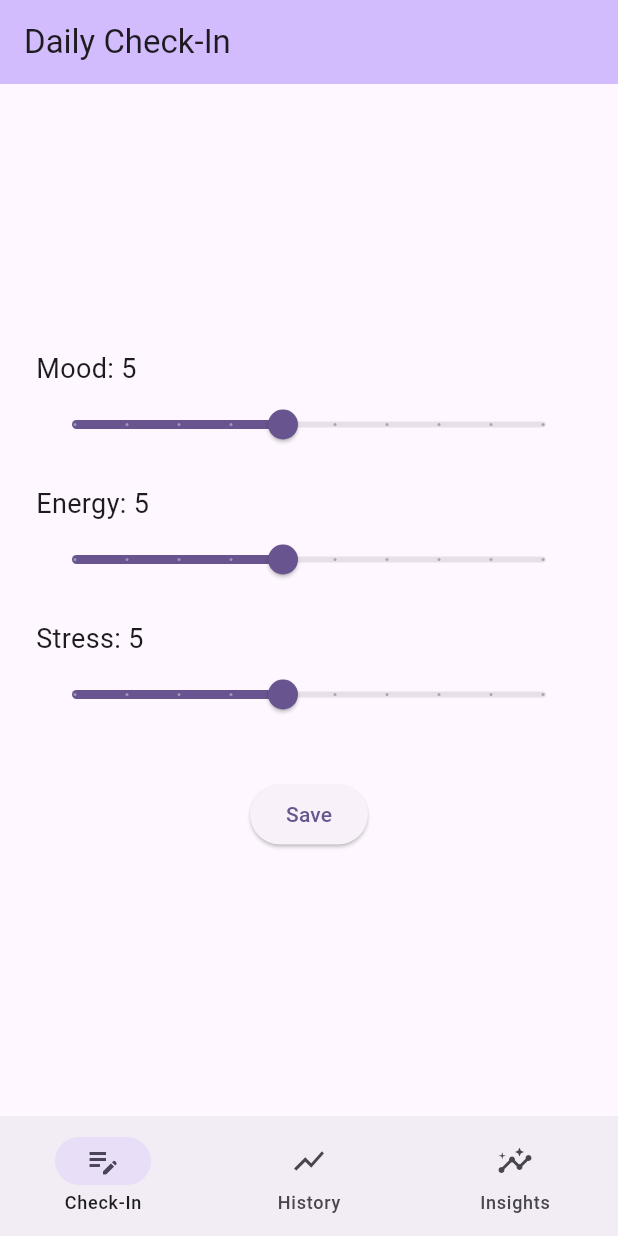
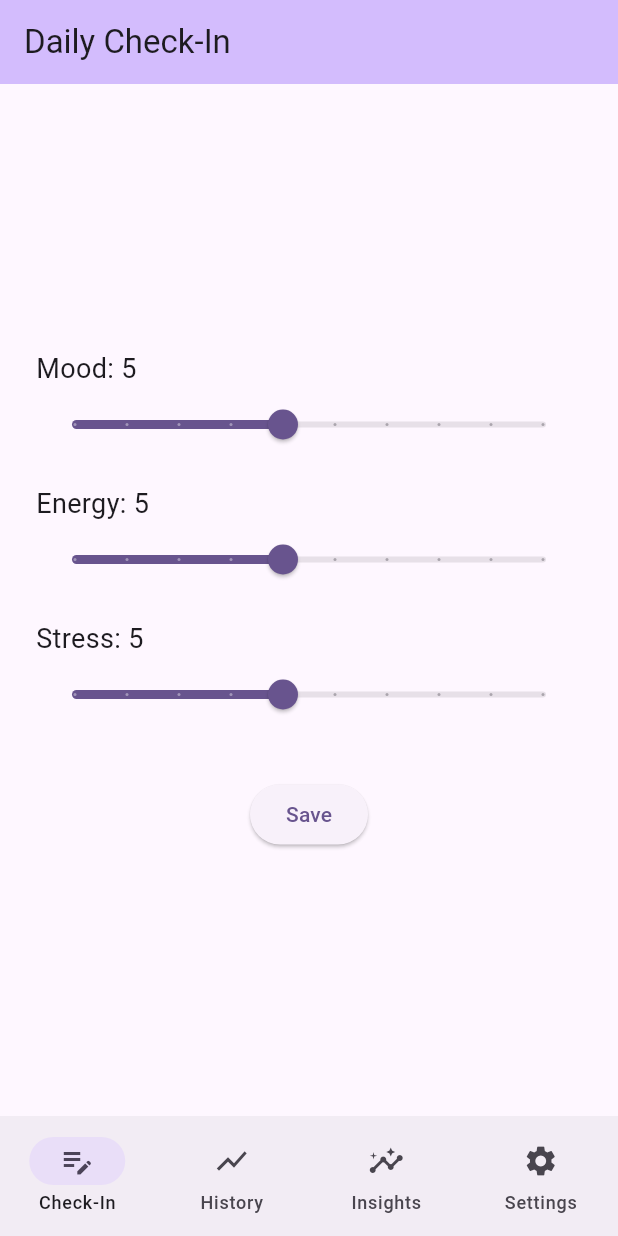
Before and after one commit to ericanamangillan-bit/HealthWise, a Flutter app: the screen it shows after launch, after a tap on "Get Started", on a phone screen of 412 x 824 dp. Run offline on Flutter 3.47's test engine with Material 3 defaults, Android fonts, the phone set to English and light mode, and no system bars; our stand-ins replace fl_chart, hive_flutter; accounts and stored records are empty.

Commit message:
Cleaning up and name/icon

```diff
--- a/lib/history_page.dart
+++ b/lib/history_page.dart
@@ -31,10 +31,6 @@ class HistoryPage extends StatelessWidget {
               (a, b) => (a['date'] as String).compareTo(b['date'] as String),
             );
 
-          if (entries.isEmpty) {
-            return const Center(child: Text('No check-ins yet'));
-          }
-
           final moodSpots = <FlSpot>[];
           final energySpots = <FlSpot>[];
           final stressSpots = <FlSpot>[];
@@ -60,6 +56,16 @@ class HistoryPage extends StatelessWidget {
             energySpots.add(FlSpot(x, energy.toDouble()));
             stressSpots.add(FlSpot(x, stress.toDouble()));
             x += 1;
+          }
+
+          // Checked here, after filtering, rather than on the raw entries
+          // list above: a device could have check-ins saved (entries is
+          // non-empty) that are all missing mood/energy/stress — e.g. old
+          // check-ins from before Stress replaced Tiredness — which would
+          // otherwise fall through and render three empty, unlabelled
+          // charts instead of this message.
+          if (moodSpots.isEmpty) {
+            return const Center(child: Text('No check-ins yet'));
           }
 
           return ListView(
@@ -115,11 +121,21 @@ class _ChartCard extends StatelessWidget {
               minY: 1,
               maxY: 10,
               titlesData: const FlTitlesData(
-                topTitles: AxisTitles(sideTitles: SideTitles(showTitles: false)),
-                rightTitles: AxisTitles(sideTitles: SideTitles(showTitles: false)),
-                bottomTitles: AxisTitles(sideTitles: SideTitles(showTitles: false)),
+                topTitles: AxisTitles(
+                  sideTitles: SideTitles(showTitles: false),
+                ),
+                rightTitles: AxisTitles(
+                  sideTitles: SideTitles(showTitles: false),
+                ),
+                bottomTitles: AxisTitles(
+                  sideTitles: SideTitles(showTitles: false),
+                ),
                 leftTitles: AxisTitles(
-                  sideTitles: SideTitles(showTitles: true, reservedSize: 28, interval: 3),
+                  sideTitles: SideTitles(
+                    showTitles: true,
+                    reservedSize: 28,
+                    interval: 3,
+                  ),
                 ),
               ),
               gridData: const FlGridData(show: true, horizontalInterval: 3),
--- a/lib/home_shell.dart
+++ b/lib/home_shell.dart
@@ -3,6 +3,7 @@ import 'package:flutter/material.dart';
 import 'check_in_page.dart';
 import 'history_page.dart';
 import 'insights_page.dart';
+import 'settings_page.dart';
 
 class HomeShell extends StatefulWidget {
   const HomeShell({super.key});
@@ -14,7 +15,12 @@ class HomeShell extends StatefulWidget {
 class _HomeShellState extends State<HomeShell> {
   int _selectedIndex = 0;
 
-  static const _pages = [CheckInPage(), HistoryPage(), InsightsPage()];
+  static const _pages = [
+    CheckInPage(),
+    HistoryPage(),
+    InsightsPage(),
+    SettingsPage(),
+  ];
 
   @override
   Widget build(BuildContext context) {
@@ -31,6 +37,7 @@ class _HomeShellState extends State<HomeShell> {
           NavigationDestination(icon: Icon(Icons.edit_note), label: 'Check-In'),
           NavigationDestination(icon: Icon(Icons.show_chart), label: 'History'),
           NavigationDestination(icon: Icon(Icons.insights), label: 'Insights'),
+          NavigationDestination(icon: Icon(Icons.settings), label: 'Settings'),
         ],
       ),
     );
--- a/lib/insights_page.dart
+++ b/lib/insights_page.dart
@@ -75,8 +75,7 @@ class InsightsPage extends StatelessWidget {
 
     final stressedAvg =
         stressedEnergies.reduce((a, b) => a + b) / stressedEnergies.length;
-    final calmAvg =
-        calmEnergies.reduce((a, b) => a + b) / calmEnergies.length;
+    final calmAvg = calmEnergies.reduce((a, b) => a + b) / calmEnergies.length;
 
     final comparison = stressedAvg > calmAvg
         ? 'higher'
--- a/lib/main.dart
+++ b/lib/main.dart
@@ -4,6 +4,7 @@ import 'package:hive_flutter/hive_flutter.dart';
 import 'check_in_page.dart';
 import 'home_shell.dart';
 import 'onboarding_page.dart';
+import 'settings_page.dart';
 
 // main() is async because Hive needs to do disk setup (initFlutter) and
 // open both boxes *before* the app starts, otherwise the first screen it
@@ -21,20 +22,38 @@ class MyApp extends StatelessWidget {
 
   @override
   Widget build(BuildContext context) {
-    // Hive reads are synchronous once a box is open (no "await" needed), so
-    // this can happen right here in build() rather than in an async method.
-    // defaultValue: false means a first-ever launch (no key saved yet) is
-    // treated as "onboarding not seen".
-    final onboardingComplete = Hive.box(
-      settingsBoxName,
-    ).get(onboardingCompleteKey, defaultValue: false) as bool;
+    final settingsBox = Hive.box(settingsBoxName);
+
+    // Listening here (the same "listen to a Hive box" pattern used by
+    // History/Insights/Settings) means flipping the Dark Mode switch on
+    // the Settings screen rebuilds the whole app immediately with the new
+    // theme, instead of needing a restart to take effect.
+    return ValueListenableBuilder(
+      valueListenable: settingsBox.listenable(),
+      builder: (context, Box box, _) {
+        final onboardingComplete =
+            box.get(onboardingCompleteKey, defaultValue: false) as bool;
+        final darkModeEnabled =
+            box.get(darkModeEnabledKey, defaultValue: false) as bool;
 
         return MaterialApp(
           title: 'HealthWise',
           theme: ThemeData(
             colorScheme: ColorScheme.fromSeed(seedColor: Colors.deepPurple),
           ),
+          darkTheme: ThemeData(
+            colorScheme: ColorScheme.fromSeed(
+              seedColor: Colors.deepPurple,
+              brightness: Brightness.dark,
+            ),
+          ),
+          // themeMode picks a fixed light/dark rather than ThemeMode.system,
+          // since the ask was an explicit in-app switch, not "follow the
+          // phone's setting".
+          themeMode: darkModeEnabled ? ThemeMode.dark : ThemeMode.light,
           home: onboardingComplete ? const HomeShell() : const OnboardingPage(),
+        );
+      },
     );
   }
 }
--- /dev/null
+++ b/lib/settings_page.dart
@@ -0,0 +1,38 @@
+import 'package:flutter/material.dart';
+import 'package:hive_flutter/hive_flutter.dart';
+
+import 'onboarding_page.dart' show settingsBoxName;
+
+const String darkModeEnabledKey = 'darkModeEnabled';
+
+class SettingsPage extends StatelessWidget {
+  const SettingsPage({super.key});
+
+  @override
+  Widget build(BuildContext context) {
+    final box = Hive.box(settingsBoxName);
+
+    return Scaffold(
+      appBar: AppBar(
+        backgroundColor: Theme.of(context).colorScheme.inversePrimary,
+        title: const Text('Settings'),
+      ),
+      // Same listen-to-Hive pattern as History/Insights: rebuilds this
+      // switch immediately if the value ever changes from elsewhere.
+      body: ValueListenableBuilder(
+        valueListenable: box.listenable(),
+        builder: (context, Box box, _) {
+          final darkModeEnabled =
+              box.get(darkModeEnabledKey, defaultValue: false) as bool;
+
+          return SwitchListTile(
+            title: const Text('Dark Mode'),
+            subtitle: const Text('Use a dark color scheme throughout the app'),
+            value: darkModeEnabled,
+            onChanged: (value) => box.put(darkModeEnabledKey, value),
+          );
+        },
+      ),
+    );
+  }
+}
--- a/pubspec.yaml
+++ b/pubspec.yaml
@@ -48,6 +48,7 @@ dev_dependencies:
   # package. See that file for information about deactivating specific lint
   # rules and activating additional ones.
   flutter_lints: ^6.0.0
+  flutter_launcher_icons: ^0.14.4
 
 # For information on the generic Dart part of this file, see the
 # following page: https://dart.dev/tools/pub/pubspec
```
Also changed, not shown: flutter_launcher_icons.yaml (added, +13 -0 lines), lib/check_in_page.dart (+3 -7 lines), assets/icon/icon.png (added), assets/icon/icon_foreground.png (added), pubspec.lock, 52 other files. Lines whose indentation alone changed are shown as unchanged.
